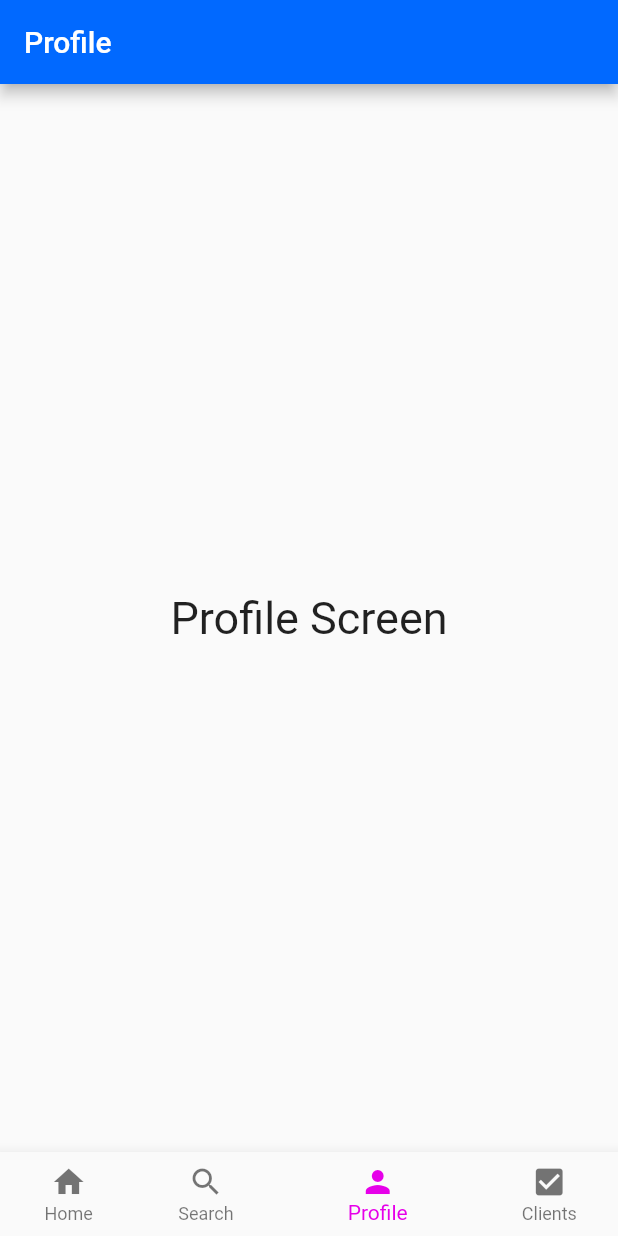
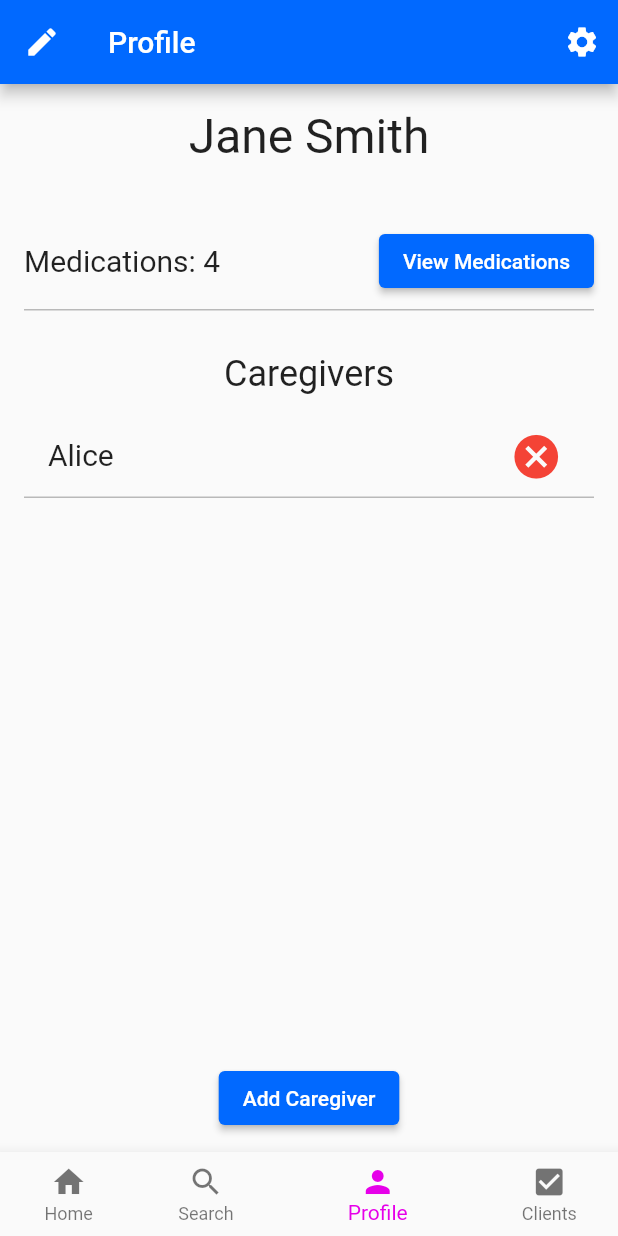
Before and after one commit to AbelSAnderson/Medify, a Flutter app: the screen it shows after launch, item 3 of the bottom bar chosen, on a phone screen of 412 x 824 dp. Run offline on Flutter 3.47's test engine with Material 2 defaults, Android fonts, the phone set to English and light mode, and no system bars; our stand-ins replace bloc, date_format, equatable, flutter_bloc, hive, table_calendar; accounts and stored records are empty; generated files the repository leaves out were written again.

Commit message:
#23 Created Profile Screen UI
* Refactored Bottom Nav to give each bottom navigation item its own scaffold

* Profile UI with medications section, caregiver section, and scaffold with edit and settings icon-buttons

```diff
--- a/lib/screens/calendar_screen.dart
+++ b/lib/screens/calendar_screen.dart
@@ -51,12 +51,17 @@ class _CalendarScreenState extends State<CalendarScreen> with TickerProviderStat
 
   @override
   Widget build(BuildContext context) {
-    return Column(
-      mainAxisSize: MainAxisSize.max,
-      children: <Widget>[
-        _buildTableCalendar(),
-        Expanded(child: _buildEventList()),
-      ],
+    return Scaffold(
+      appBar: AppBar(
+        title: Text("Home"),
+      ),
+      body: Column(
+        mainAxisSize: MainAxisSize.max,
+        children: <Widget>[
+          _buildTableCalendar(),
+          Expanded(child: _buildEventList()),
+        ],
+      ),
     );
   }
 
--- a/lib/screens/clients_screen.dart
+++ b/lib/screens/clients_screen.dart
@@ -7,7 +7,11 @@ import 'package:medify/screens/client_details_screen.dart';
 class ClientsScreen extends StatelessWidget {
   @override
   Widget build(BuildContext context) {
-    return BlocBuilder<ClientsCubit, ClientsState>(
+    return Scaffold(
+      appBar: AppBar(
+        title: Text("Clients"),
+      ),
+      body: BlocBuilder<ClientsCubit, ClientsState>(
         builder: (context, state) {
           if (state is ClientsInitial) {
             BlocProvider.of<ClientsCubit>(context).loadClients();
@@ -33,6 +37,7 @@ class ClientsScreen extends StatelessWidget {
           }
           return Container();
         },
+      ),
     );
   }
 
--- a/lib/screens/home_screen.dart
+++ b/lib/screens/home_screen.dart
@@ -30,9 +30,6 @@ class _MyHomePageState extends State<MyHomePage> {
 
   Widget _buildPage(String title, int index) {
     return Scaffold(
-      appBar: AppBar(
-        title: Text(title),
-      ),
       bottomNavigationBar: BottomNavigationBar(
         currentIndex: index,
         onTap: (index) => BlocProvider.of<NavBarCubit>(context).updateIndex(index),
--- a/lib/screens/profile_screen.dart
+++ b/lib/screens/profile_screen.dart
@@ -8,10 +8,94 @@ class ProfileScreen extends StatefulWidget {
 class _ProfileScreenState extends State<ProfileScreen> {
   @override
   Widget build(BuildContext context) {
-    return Center(
-      child: Text(
-        "Profile Screen",
-        style: TextStyle(fontSize: 30),
+    return Scaffold(
+      appBar: AppBar(
+        title: Text("Profile"),
+        leading: IconButton(
+          icon: Icon(Icons.edit),
+          onPressed: () {},
+        ),
+        actions: [
+          IconButton(
+            icon: Icon(Icons.settings),
+            onPressed: () {},
+          ),
+        ],
+      ),
+      body: Column(
+        crossAxisAlignment: CrossAxisAlignment.center,
+        children: [
+          Padding(
+            padding: const EdgeInsets.all(16.0),
+            child: Text(
+              "Jane Smith",
+              style: TextStyle(fontSize: 32),
+            ),
+          ),
+          Padding(
+            padding: const EdgeInsets.all(16.0),
+            child: Container(
+              decoration: BoxDecoration(border: Border(bottom: BorderSide(color: Colors.black26))),
+              child: Padding(
+                padding: const EdgeInsets.symmetric(vertical: 8.0),
+                child: Row(
+                  mainAxisAlignment: MainAxisAlignment.spaceBetween,
+                  children: [
+                    Text(
+                      "Medications: 4",
+                      style: TextStyle(fontSize: 20),
+                    ),
+                    ElevatedButton(
+                      child: Text("View Medications"),
+                      onPressed: () {},
+                    ),
+                  ],
+                ),
+              ),
+            ),
+          ),
+          Padding(
+            padding: const EdgeInsets.all(12.0),
+            child: Text(
+              "Caregivers",
+              style: TextStyle(fontSize: 24),
+            ),
+          ),
+          Expanded(
+            child: ListView.builder(
+              itemCount: 1,
+              itemBuilder: (context, index) {
+                return Padding(
+                  padding: const EdgeInsets.symmetric(horizontal: 16.0),
+                  child: Container(
+                    decoration: BoxDecoration(border: Border(bottom: BorderSide(color: Colors.black26))),
+                    child: ListTile(
+                      title: Text(
+                        "Alice",
+                        style: TextStyle(fontSize: 20),
+                      ),
+                      trailing: IconButton(
+                        icon: Icon(
+                          Icons.cancel,
+                          color: Colors.red,
+                          size: 35,
+                        ),
+                        onPressed: () {},
+                      ),
+                    ),
+                  ),
+                );
+              },
+            ),
+          ),
+          Padding(
+            padding: const EdgeInsets.all(12.0),
+            child: ElevatedButton(
+              child: Text("Add Caregiver"),
+              onPressed: () {},
+            ),
+          ),
+        ],
       ),
     );
   }
--- a/lib/screens/search_medication_screen.dart
+++ b/lib/screens/search_medication_screen.dart
@@ -12,7 +12,11 @@ class SearchMedicationScreen extends StatefulWidget {
 class _SearchMedicationScreenState extends State<SearchMedicationScreen> {
   @override
   Widget build(BuildContext context) {
-    return BlocBuilder<SearchCubit, SearchState>(builder: (context, state) {
+    return Scaffold(
+      appBar: AppBar(
+        title: Text("Search"),
+      ),
+      body: BlocBuilder<SearchCubit, SearchState>(builder: (context, state) {
         Widget item = Text("");
 
         if (state is SearchArrived) {
@@ -27,6 +31,7 @@ class _SearchMedicationScreenState extends State<SearchMedicationScreen> {
           );
         }
         return Column(children: [SearchBar((inputText) => BlocProvider.of<SearchCubit>(context).searchFor(inputText)), item]);
-    });
+      }),
+    );
   }
 }
```
Lines whose indentation alone changed are shown as unchanged.
